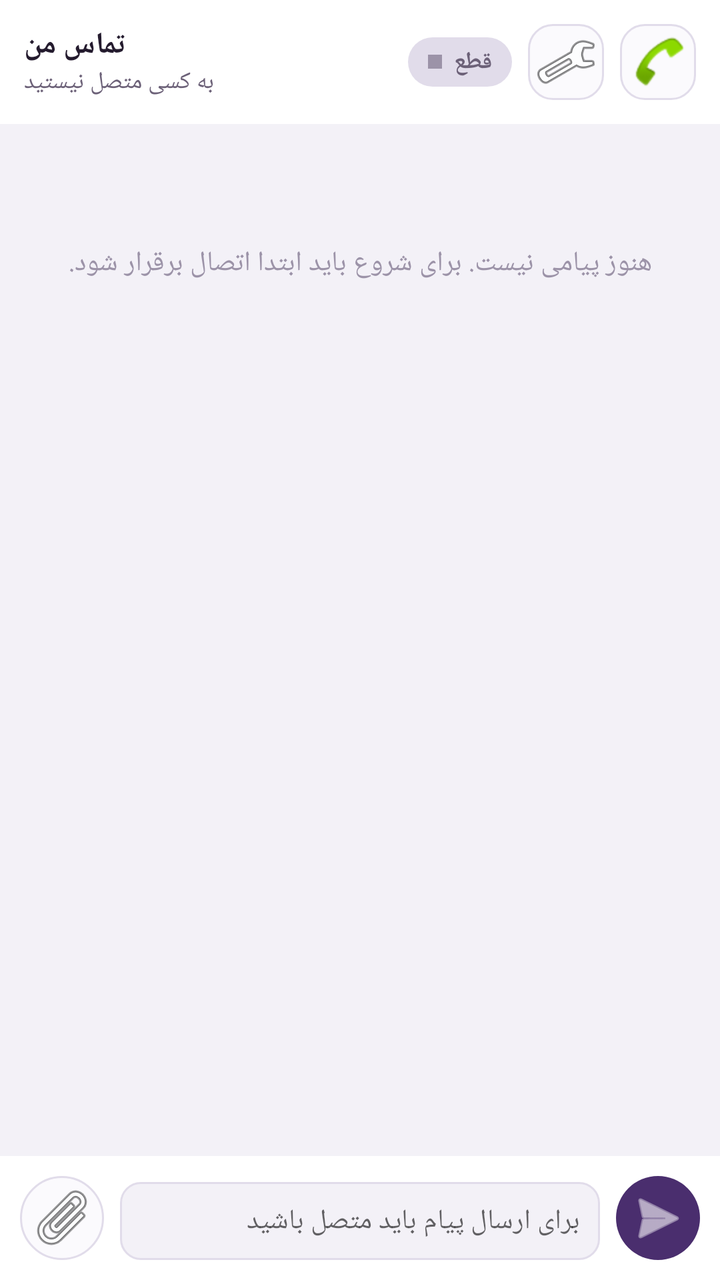
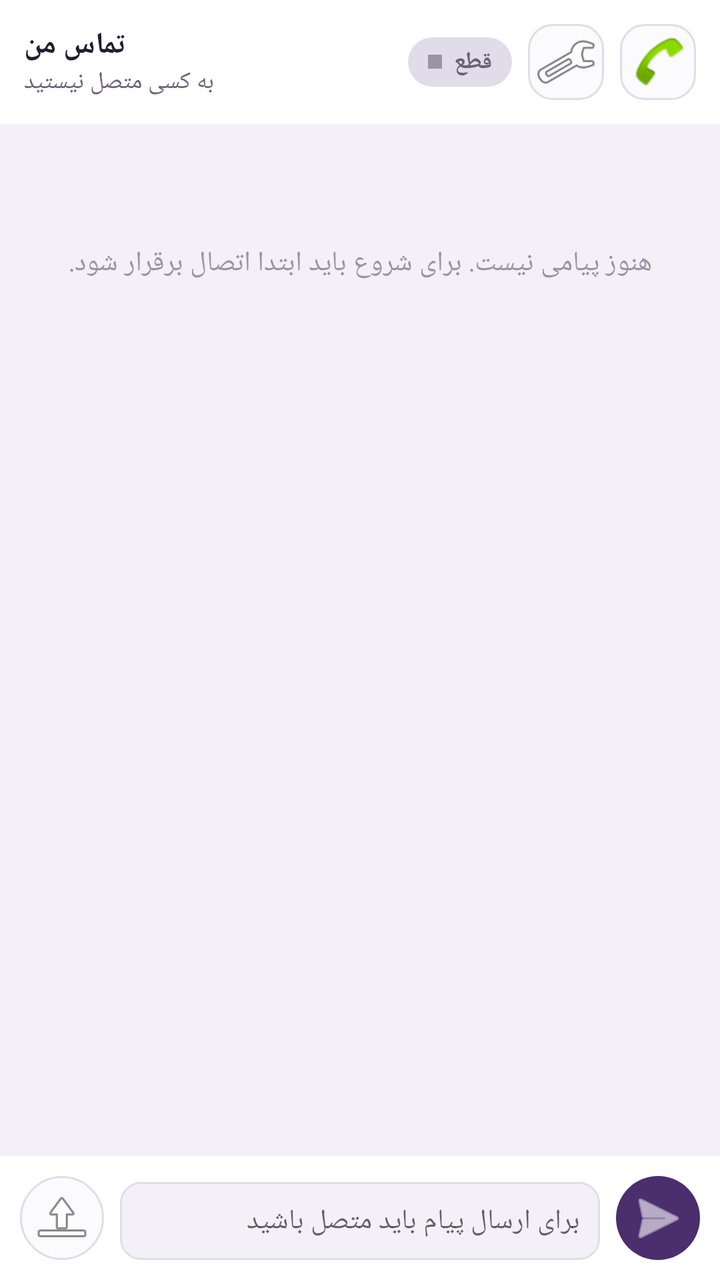

Compare the two renders of this Android layout. The source of the first and the diff that turns it into the second are given below.
<!-- AndroidManifest.xml: application theme Theme.MyContact -->
<!-- res/layout/activity_chat.xml -->
<?xml version="1.0" encoding="utf-8"?>
<LinearLayout xmlns:android="http://schemas.android.com/apk/res/android"
    xmlns:app="http://schemas.android.com/apk/res-auto"
    android:layout_width="match_parent"
    android:layout_height="match_parent"
    android:orientation="vertical"
    android:background="@color/bg">

    <LinearLayout
        android:layout_width="match_parent"
        android:layout_height="wrap_content"
        android:background="@color/bg_elevated"
        android:gravity="center_vertical"
        android:orientation="horizontal"
        android:padding="12dp">

        <LinearLayout
            android:layout_width="0dp"
            android:layout_height="wrap_content"
            android:layout_weight="1"
            android:orientation="vertical">

            <TextView
                android:id="@+id/tvChatPeerTitle"
                android:layout_width="wrap_content"
                android:layout_height="wrap_content"
                android:text="@string/app_name"
                android:textColor="@color/ink"
                android:textSize="15sp"
                android:textStyle="bold" />

            <TextView
                android:id="@+id/tvChatPeerSub"
                android:layout_width="wrap_content"
                android:layout_height="wrap_content"
                android:text="@string/chat_not_connected"
                android:textColor="@color/ink_soft"
                android:textSize="12sp" />
        </LinearLayout>

        <LinearLayout
            android:id="@+id/chatStatusPill"
            android:layout_width="wrap_content"
            android:layout_height="wrap_content"
            android:background="@drawable/pill_idle"
            android:gravity="center_vertical"
            android:orientation="horizontal"
            android:paddingHorizontal="10dp"
            android:paddingVertical="4dp">

            <View
                android:id="@+id/chatStatusDot"
                android:layout_width="7dp"
                android:layout_height="7dp"
                android:background="@drawable/dot_round" />

            <TextView
                android:id="@+id/tvChatStatus"
                android:layout_width="wrap_content"
                android:layout_height="wrap_content"
                android:layout_marginStart="6dp"
                android:text="@string/status_disconnected"
                android:textColor="@color/ink_soft"
                android:textSize="12sp"
                android:textStyle="bold" />
        </LinearLayout>

        <ImageButton
            android:id="@+id/btnChatSettings"
            android:layout_width="38dp"
            android:layout_height="38dp"
            android:layout_marginStart="8dp"
            android:background="@drawable/bg_icon_btn"
            android:contentDescription="@string/settings_title"
            android:src="@android:drawable/ic_menu_manage" />

        <ImageButton
            android:id="@+id/btnStartCall"
            android:layout_width="38dp"
            android:layout_height="38dp"
            android:layout_marginStart="8dp"
            android:background="@drawable/bg_icon_btn"
            android:contentDescription="@string/call_dialog_title"
            android:src="@android:drawable/sym_action_call" />
    </LinearLayout>

    <TextView
        android:id="@+id/tvEmptyChat"
        android:layout_width="match_parent"
        android:layout_height="wrap_content"
        android:layout_marginTop="40dp"
        android:gravity="center"
        android:padding="20dp"
        android:text="@string/empty_chat"
        android:textColor="@color/ink_faint"
        android:textSize="14sp" />

    <androidx.recyclerview.widget.RecyclerView
        android:id="@+id/rvMessages"
        android:layout_width="match_parent"
        android:layout_height="0dp"
        android:layout_weight="1"
        android:clipToPadding="false"
        android:padding="12dp" />

    <LinearLayout
        android:layout_width="match_parent"
        android:layout_height="wrap_content"
        android:background="@color/bg_elevated"
        android:gravity="bottom"
        android:orientation="horizontal"
        android:padding="10dp">

        <ImageButton
            android:id="@+id/btnAttachFile"
            android:layout_width="42dp"
            android:layout_height="42dp"
            android:background="@drawable/round_btn"
            android:contentDescription="@string/send_dialog_title"
            android:src="@android:drawable/ic_menu_attachment" />

        <EditText
            android:id="@+id/etChatInput"
            android:layout_width="0dp"
            android:layout_height="wrap_content"
            android:layout_marginHorizontal="8dp"
            android:layout_weight="1"
            android:background="@drawable/bg_code_box"
            android:hint="@string/msg_placeholder_disabled"
            android:inputType="textMultiLine|textCapSentences"
            android:enabled="false"
            android:maxLines="4"
            android:padding="10dp"
            android:textColor="@color/ink"
            android:textSize="14sp" />

        <ImageButton
            android:id="@+id/btnSendMsg"
            android:layout_width="42dp"
            android:layout_height="42dp"
            android:background="@drawable/round_btn_send"
            android:contentDescription="@string/btn_ok"
            android:enabled="false"
            android:src="@android:drawable/ic_menu_send"
            app:tint="@color/primary_ink" />
    </LinearLayout>
</LinearLayout>
<!-- resources referenced by this layout -->
<resources>
  <color name="bg">#F3F1F7</color>
  <color name="bg_elevated">#FFFFFF</color>
  <color name="ink">#241B2E</color>
  <color name="ink_faint">#9C93A8</color>
  <color name="ink_soft">#6C6178</color>
  <color name="primary_ink">#FFFFFF</color>
  <!-- drawable bg_code_box (drawable) -->
  <?xml version="1.0" encoding="utf-8"?>
  <shape xmlns:android="http://schemas.android.com/apk/res/android">
      <solid android:color="@color/bg" />
      <stroke android:width="1dp" android:color="@color/border" />
      <corners android:radius="10dp" />
  </shape>
  <!-- drawable bg_icon_btn (drawable) -->
  <?xml version="1.0" encoding="utf-8"?>
  <shape xmlns:android="http://schemas.android.com/apk/res/android">
      <solid android:color="@color/surface" />
      <stroke android:width="1dp" android:color="@color/border" />
      <corners android:radius="12dp" />
  </shape>
  <!-- drawable dot_round (drawable) -->
  <?xml version="1.0" encoding="utf-8"?>
  <shape xmlns:android="http://schemas.android.com/apk/res/android">
      <solid android:color="@color/ink_faint" />
      <size android:width="7dp" android:height="7dp" />
  </shape>
  <!-- drawable pill_idle (drawable) -->
  <?xml version="1.0" encoding="utf-8"?>
  <shape xmlns:android="http://schemas.android.com/apk/res/android">
      <solid android:color="@color/border" />
      <corners android:radius="999dp" />
  </shape>
  <!-- drawable round_btn (drawable) -->
  <?xml version="1.0" encoding="utf-8"?>
  <shape xmlns:android="http://schemas.android.com/apk/res/android">
      <solid android:color="@color/surface" />
      <stroke android:width="1dp" android:color="@color/border" />
      <corners android:radius="999dp" />
  </shape>
  <!-- drawable round_btn_send (drawable) -->
  <?xml version="1.0" encoding="utf-8"?>
  <shape xmlns:android="http://schemas.android.com/apk/res/android">
      <solid android:color="@color/primary" />
      <corners android:radius="999dp" />
  </shape>
  <string name="app_name">تماس من</string>
  <string name="btn_ok">باشه</string>
  <string name="call_dialog_title">شروع تماس</string>
  <string name="chat_not_connected">به کسی متصل نیستید</string>
  <string name="empty_chat">هنوز پیامی نیست. برای شروع باید ابتدا اتصال برقرار شود.</string>
  <string name="msg_placeholder_disabled">برای ارسال پیام باید متصل باشید</string>
  <string name="send_dialog_title">ارسال</string>
  <string name="settings_title">تنظیمات</string>
  <string name="status_disconnected">قطع</string>
  <style name="Theme.MyContact" parent="Theme.MaterialComponents.DayNight.NoActionBar">
          <item name="android:windowBackground">@color/bg</item>
          <item name="colorPrimary">@color/primary</item>
          <item name="colorAccent">@color/accent</item>
          <item name="android:statusBarColor">@color/bg_elevated</item>
          <item name="android:forceDarkAllowed" tools:targetApi="q">false</item>
          <item name="android:layoutDirection">rtl</item>
          <item name="android:textDirection">rtl</item>
      </style>
  <color name="border">#E1DCEA</color>
  <color name="surface">#FBFAFD</color>
  <color name="primary">#4A2E6E</color>
  <color name="accent">#0E8A82</color>
</resources>

<!-- the commit's change to res/layout/activity_chat.xml (unified diff, before → after) -->
@@ -117,7 +117,7 @@
             android:layout_height="42dp"
             android:background="@drawable/round_btn"
             android:contentDescription="@string/send_dialog_title"
-            android:src="@android:drawable/ic_menu_attachment" />
+            android:src="@android:drawable/ic_menu_upload" />
 
         <EditText
             android:id="@+id/etChatInput"
